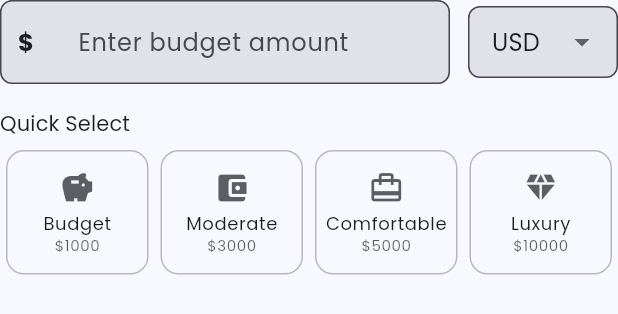
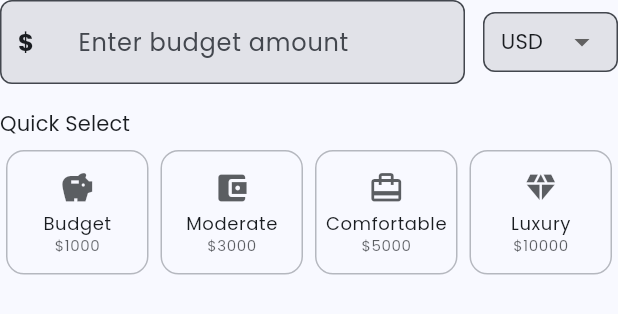
Before and after one commit to abbasiandev/wandermind_llm, a Flutter app: the BudgetInput widget shown alone on an empty page, opened directly with empty values, on a phone screen of 412 x 824 dp. Shown: the top 314 px of the screen. Run offline on Flutter 3.47's test engine with Material 3 defaults, Android fonts, the phone set to English and light mode, and no system bars; our stand-ins replace connectivity_plus, dio, flutter_riverpod, freezed_annotation, geocoding, geolocator and 6 more; accounts and stored records are empty; generated files the repository leaves out were written again; statements that could not run were skipped.

```diff
--- a/lib/feature/travel_plan/widget/budget_input.dart
+++ b/lib/feature/travel_plan/widget/budget_input.dart
@@ -75,7 +75,7 @@ class _BudgetInputState extends State<BudgetInput> {
         Row(
           children: [
             Expanded(
-              flex: 3,
+              flex: 2,
               child: TextFormField(
                 controller: _controller,
                 keyboardType: TextInputType.number,
@@ -126,17 +126,22 @@ class _BudgetInputState extends State<BudgetInput> {
               ),
             ),
             const SizedBox(width: 12),
-            Expanded(
-              flex: 1,
+            SizedBox(
+              width: 90,
               child: DropdownButtonFormField<String>(
                 value: _selectedCurrency,
                 decoration: const InputDecoration(
-                  contentPadding: EdgeInsets.symmetric(horizontal: 12, vertical: 8),
+                  contentPadding: EdgeInsets.symmetric(horizontal: 8, vertical: 8),
+                  isDense: true,
                 ),
+                isExpanded: true,
                 items: _currencies.map((currency) {
                   return DropdownMenuItem(
                     value: currency,
-                    child: Text(currency),
+                    child: Text(
+                      currency,
+                      style: const TextStyle(fontSize: 14),
+                    ),
                   );
                 }).toList(),
                 onChanged: (value) {
```
Also changed, not shown: lib/feature/travel_plan/service/travel_plan_service.dart (+56 -11 lines), lib/feature/travel_plan/widget/date_picker_field.dart (+19 -3 lines), 2 other files.
